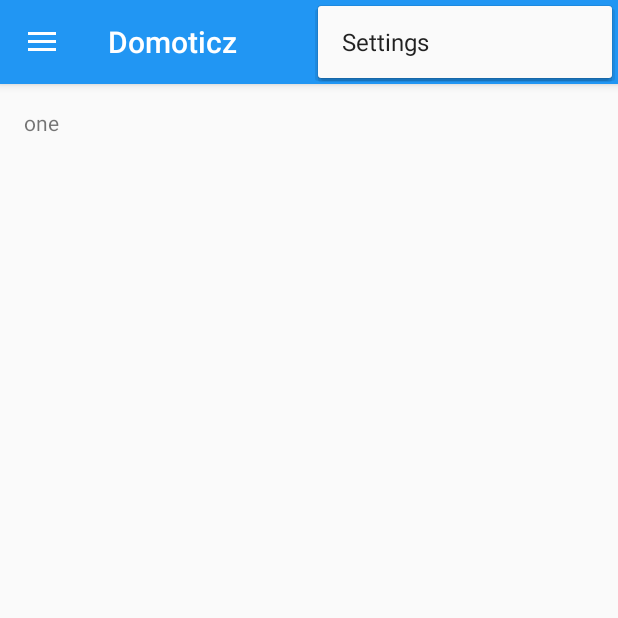
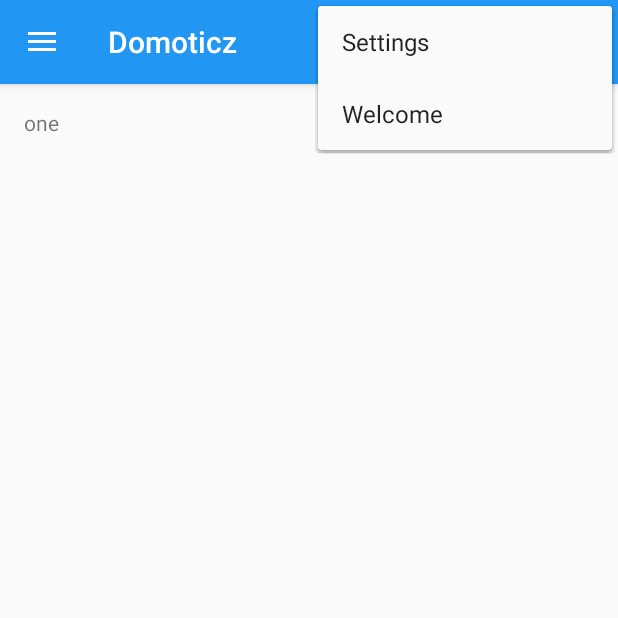
Before and after one commit to Inversion-NL/Domoticz-Android, an Android app: the screen it shows after launch (MainActivity), with the options menu open, on a phone screen of 412 x 824 dp, the top half of it. Run offline under Robolectric (Android 15) with nearby library versions, the phone set to English and light mode, and no system bars; our stand-ins replace Volley.

Commit message:
Welcome1

```diff
--- a/app/src/main/AndroidManifest.xml
+++ b/app/src/main/AndroidManifest.xml
@@ -39,6 +39,10 @@
                 android:name="android.support.PARENT_ACTIVITY"
                 android:value="nl.inversion.domoticz.SettingsActivity" />
         </activity>
+        <activity
+            android:name=".Welcome.PageViewActivity"
+            android:label="@string/title_activity_welcome" >
+        </activity>
     </application>
 
 </manifest>
--- a/app/src/main/java/nl/inversion/domoticz/MainActivity.java
+++ b/app/src/main/java/nl/inversion/domoticz/MainActivity.java
@@ -18,15 +18,13 @@ import android.widget.ListView;
 
 import nl.inversion.domoticz.Domoticz.Domoticz;
 import nl.inversion.domoticz.Utils.SharedPrefUtil;
+import nl.inversion.domoticz.Welcome.PageViewActivity;
 
 public class MainActivity extends ActionBarActivity {
 
     private ListView mDrawerList;
-    private ArrayAdapter<String> mAdapter;
     private ActionBarDrawerToggle mDrawerToggle;
     private DrawerLayout mDrawer;
-    private String mActivityTitle;
-    private String[] drawerActions;
     private String[] fragments;
     private String TAG = MainActivity.class.getSimpleName();
 
@@ -38,7 +36,6 @@ public class MainActivity extends ActionBarActivity {
         // Example used: http://blog.teamtreehouse.com/add-navigation-drawer-android
         mDrawerList = (ListView)findViewById(R.id.navList);
         mDrawer = (DrawerLayout)findViewById(R.id.drawer_layout);
-        mActivityTitle = getTitle().toString(); // Store current title of activity
 
         addDrawerItems();
         setupDrawer();
@@ -80,10 +77,10 @@ public class MainActivity extends ActionBarActivity {
      */
     private void addDrawerItems() {
 
-        drawerActions = getResources().getStringArray(R.array.drawer_actions);
+        String[] drawerActions = getResources().getStringArray(R.array.drawer_actions);
         fragments = getResources().getStringArray(R.array.drawer_fragments);
 
-        mAdapter = new ArrayAdapter<>(this, android.R.layout.simple_list_item_1, drawerActions);
+        ArrayAdapter<String> mAdapter = new ArrayAdapter<>(this, android.R.layout.simple_list_item_1, drawerActions);
         mDrawerList.setAdapter(mAdapter);
 
         mDrawerList.setOnItemClickListener(new AdapterView.OnItemClickListener() {
@@ -154,15 +151,15 @@ public class MainActivity extends ActionBarActivity {
 
     @Override
     public boolean onOptionsItemSelected(MenuItem item) {
-        // Handle action bar item clicks here. The action bar will
-        // automatically handle clicks on the Home/Up button, so long
-        // as you specify a parent activity in AndroidManifest.xml.
-        int id = item.getItemId();
 
-        //noinspection SimplifiableIfStatement
-        if (id == R.id.action_settings) {
-            startActivity(new Intent(this, SettingsActivity.class));
-            return true;
+        switch (item.getItemId()) {
+            case R.id.action_settings:
+                startActivity(new Intent(this, SettingsActivity.class));
+                return true;
+
+            case R.id.action_welcome:
+                startActivity(new Intent(this, PageViewActivity.class));
+                return true;
         }
 
         // Activate the navigation drawer toggle
--- a/app/src/main/res/menu/menu_main.xml
+++ b/app/src/main/res/menu/menu_main.xml
@@ -1,6 +1,18 @@
-<menu xmlns:android="http://schemas.android.com/apk/res/android"
+<menu
+    xmlns:android="http://schemas.android.com/apk/res/android"
     xmlns:app="http://schemas.android.com/apk/res-auto"
-    xmlns:tools="http://schemas.android.com/tools" tools:context=".MainActivity">
-    <item android:id="@+id/action_settings" android:title="@string/action_settings"
-        android:orderInCategory="100" app:showAsAction="never" />
+    xmlns:tools="http://schemas.android.com/tools"
+    tools:context=".MainActivity">
+
+    <item
+        android:id="@+id/action_settings"
+        android:title="@string/action_settings"
+        android:orderInCategory="100"
+        app:showAsAction="never" />
+
+    <item
+        android:id="@+id/action_welcome"
+        android:title="@string/action_welcome"
+        android:orderInCategory="100"
+        app:showAsAction="never" />
 </menu>
--- a/app/src/main/res/values/fontsize.xml
+++ /dev/null
@@ -1,5 +0,0 @@
-<?xml version="1.0" encoding="utf-8"?>
-<resources>
-	<integer name="terminal_title_font_size">16</integer>
-	<integer name="terminal_data_font_size">12</integer>
-</resources>
--- a/app/src/main/res/values/strings.xml
+++ b/app/src/main/res/values/strings.xml
@@ -26,5 +26,4 @@
 
     <string name="debug_textview_title">Debugging info</string>
 
-
 </resources>
--- a/app/src/main/res/values/strings_actions.xml
+++ b/app/src/main/res/values/strings_actions.xml
@@ -1,7 +1,6 @@
 <?xml version="1.0" encoding="utf-8"?>
 <resources>
-
     <string name="action_settings">Settings</string>
-    <string name="title_activity_server_settings">Server settings</string>
+    <string name="action_welcome">Welcome</string>
 
 </resources>
--- a/app/src/main/res/values/strings_settingsActivity.xml
+++ b/app/src/main/res/values/strings_settings.xml
@@ -14,6 +14,7 @@
 
     <!--        Preference screens      -->
     <string name="server_settings">Server connection settings</string>;
+    <string name="title_activity_server_settings">Server settings</string>
 
     <!--        Remote server settings       -->
     <string name="remote_server_settings_label">Remote server settings</string>
--- /dev/null
+++ b/app/src/main/res/values/strings_welcome.xml
@@ -0,0 +1,6 @@
+<?xml version="1.0" encoding="utf-8"?>
+<resources>
+
+    <string name="title_activity_welcome">Welcome</string>
+
+</resources>
--- a/build.gradle
+++ b/build.gradle
@@ -2,6 +2,7 @@
 
 buildscript {
     repositories {
+        mavenCentral();
         jcenter()
     }
     dependencies {
```
Also changed, not shown: app/build.gradle (+4 -3 lines), app/src/main/java/nl/inversion/domoticz/Welcome/MyFragment.java (added, +39 -0 lines), app/src/main/java/nl/inversion/domoticz/Welcome/MyPageAdapter.java (added, +28 -0 lines), app/src/main/java/nl/inversion/domoticz/Welcome/PageViewActivity.java (added, +103 -0 lines), app/src/main/res/layout/activity_welcome.xml (added, +40 -0 lines), app/src/main/res/layout/myfragment_layout.xml (added, +17 -0 lines), app/src/main/res/menu/menu_server_settings.xml (deleted, +0 -7 lines), app/src/main/res/values/colors.xml (+9 -3 lines), app/src/main/res/values/strings_scenes.xml (renamed from app/src/main/res/values/strings_sceneActivity.xml), app/src/main/res/values/strings_switches.xml (renamed from app/src/main/res/values/strings_switchFragment.xml), app/src/main/res/values/strings_utilities.xml (renamed from app/src/main/res/values/strings_utilitiesFragment.xml), 1 other file.
